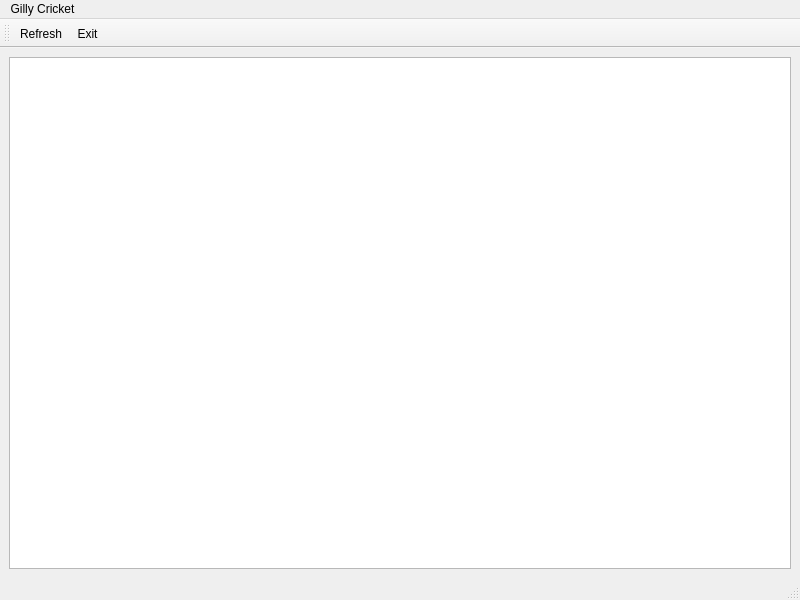
Above: gilly.ui from psibi/GillyCricket before the change. Below: the same form after it.
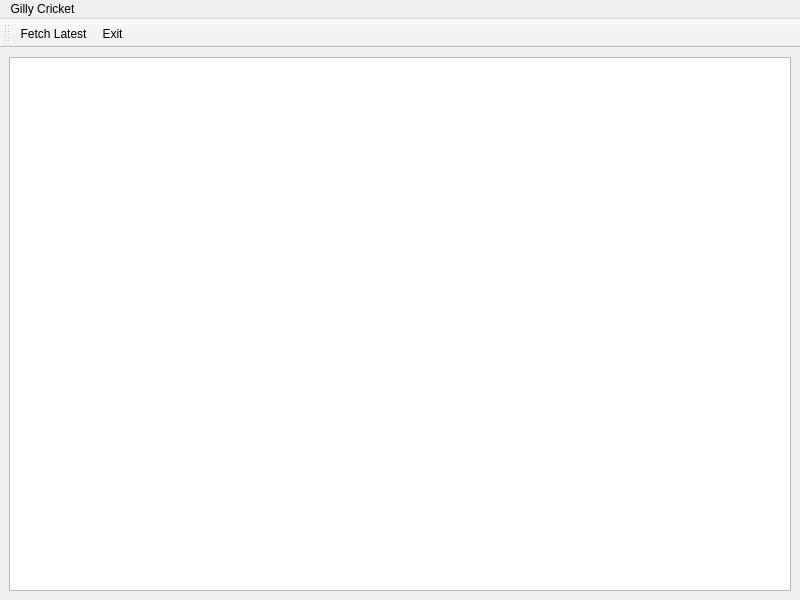
That is the form after the change. Icons and pictures are not drawn.

```diff
--- a/gilly.ui
+++ b/gilly.ui
@@ -16,7 +16,14 @@
   <widget class="QWidget" name="centralwidget">
    <layout class="QGridLayout" name="gridLayout">
     <item row="0" column="0">
-     <widget class="QTextEdit" name="textEdit"/>
+     <widget class="QTextEdit" name="GillyText">
+      <property name="enabled">
+       <bool>true</bool>
+      </property>
+      <property name="readOnly">
+       <bool>true</bool>
+      </property>
+     </widget>
     </item>
    </layout>
   </widget>
@@ -40,7 +47,6 @@
    </widget>
    <addaction name="menuGilly_Cricket"/>
   </widget>
-  <widget class="QStatusBar" name="statusbar"/>
   <widget class="QToolBar" name="toolBar">
    <property name="windowTitle">
     <string>toolBar</string>
@@ -79,7 +85,7 @@
      <normaloff>:/newPrefix/img/refresh.png</normaloff>:/newPrefix/img/refresh.png</iconset>
    </property>
    <property name="text">
-    <string>Refresh</string>
+    <string>Fetch Latest</string>
    </property>
    <property name="shortcut">
     <string>R</string>
```
Left out of the diff: 11 changed lines with no effect on the pictures.
